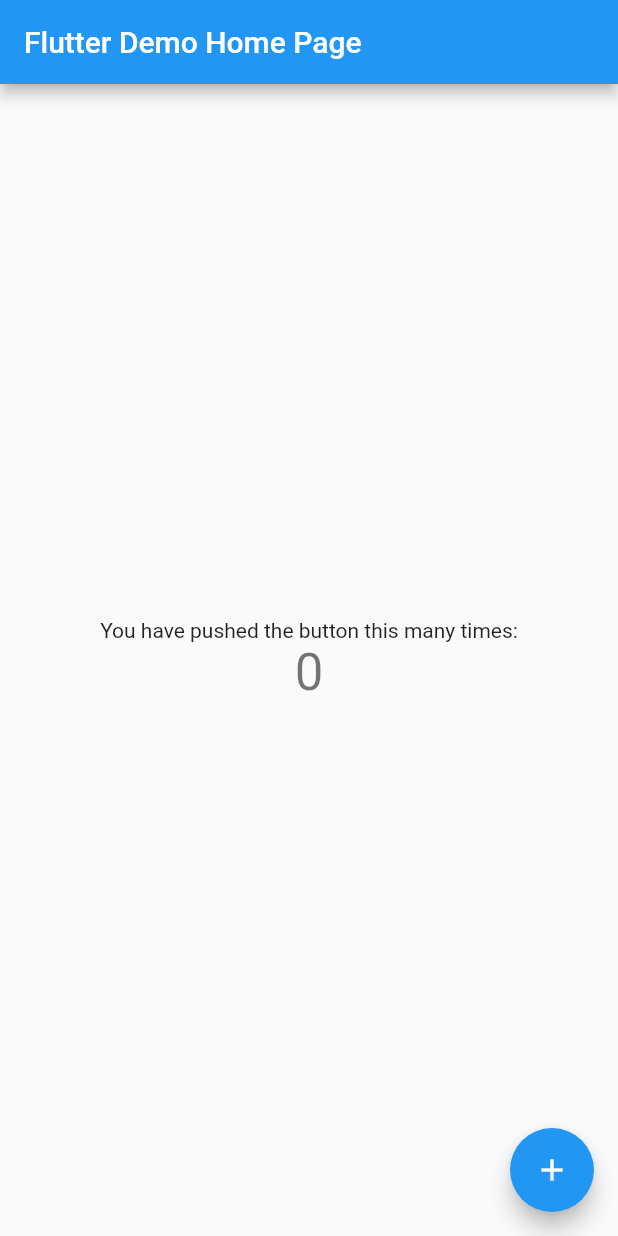
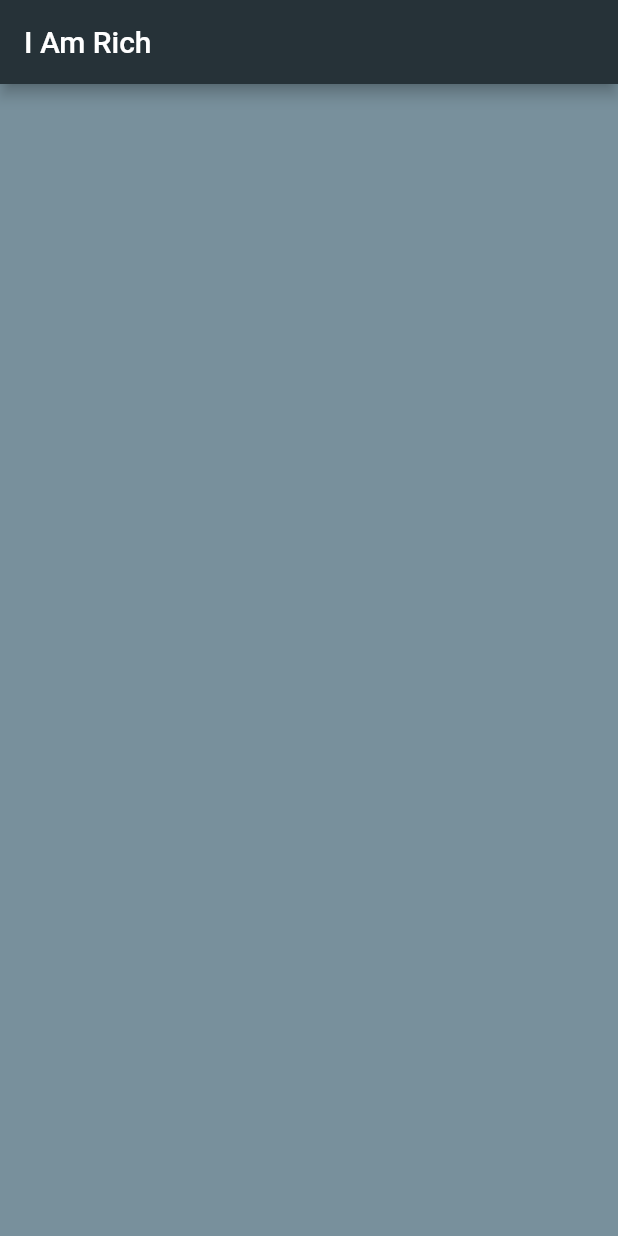
Before and after one commit to TshephangMogotsi/i_am_rich, a Flutter app: the screen it shows after launch, on a phone screen of 412 x 824 dp. Run offline on Flutter 3.47's test engine with Material 2 defaults, Android fonts, the phone set to English and light mode, and no system bars.

Commit message:
created an app bar and changed background color

```diff
--- a/lib/main.dart
+++ b/lib/main.dart
@@ -1,115 +1,16 @@
 import 'package:flutter/material.dart';
 
 void main() {
-  runApp(const MyApp());
+  runApp(
+    MaterialApp(
+      debugShowCheckedModeBanner: false,
+      home: Scaffold(
+        appBar: AppBar(
+          title: const Text("I Am Rich"),
+          backgroundColor: Colors.blueGrey[900],
+        ),
+        backgroundColor: Colors.blueGrey[400],
+      ),
+    ),
+  );
 }
-
-class MyApp extends StatelessWidget {
-  const MyApp({Key? key}) : super(key: key);
-
-  // This widget is the root of your application.
-  @override
-  Widget build(BuildContext context) {
-    return MaterialApp(
-      title: 'Flutter Demo',
-      theme: ThemeData(
-        // This is the theme of your application.
-        //
-        // Try running your application with "flutter run". You'll see the
-        // application has a blue toolbar. Then, without quitting the app, try
-        // changing the primarySwatch below to Colors.green and then invoke
-        // "hot reload" (press "r" in the console where you ran "flutter run",
-        // or simply save your changes to "hot reload" in a Flutter IDE).
-        // Notice that the counter didn't reset back to zero; the application
-        // is not restarted.
-        primarySwatch: Colors.blue,
-      ),
-      home: const MyHomePage(title: 'Flutter Demo Home Page'),
-    );
-  }
-}
-
-class MyHomePage extends StatefulWidget {
-  const MyHomePage({Key? key, required this.title}) : super(key: key);
-
-  // This widget is the home page of your application. It is stateful, meaning
-  // that it has a State object (defined below) that contains fields that affect
-  // how it looks.
-
-  // This class is the configuration for the state. It holds the values (in this
-  // case the title) provided by the parent (in this case the App widget) and
-  // used by the build method of the State. Fields in a Widget subclass are
-  // always marked "final".
-
-  final String title;
-
-  @override
-  State<MyHomePage> createState() => _MyHomePageState();
-}
-
-class _MyHomePageState extends State<MyHomePage> {
-  int _counter = 0;
-
-  void _incrementCounter() {
-    setState(() {
-      // This call to setState tells the Flutter framework that something has
-      // changed in this State, which causes it to rerun the build method below
-      // so that the display can reflect the updated values. If we changed
-      // _counter without calling setState(), then the build method would not be
-      // called again, and so nothing would appear to happen.
-      _counter++;
-    });
-  }
-
-  @override
-  Widget build(BuildContext context) {
-    // This method is rerun every time setState is called, for instance as done
-    // by the _incrementCounter method above.
-    //
-    // The Flutter framework has been optimized to make rerunning build methods
-    // fast, so that you can just rebuild anything that needs updating rather
-    // than having to individually change instances of widgets.
-    return Scaffold(
-      appBar: AppBar(
-        // Here we take the value from the MyHomePage object that was created by
-        // the App.build method, and use it to set our appbar title.
-        title: Text(widget.title),
-      ),
-      body: Center(
-        // Center is a layout widget. It takes a single child and positions it
-        // in the middle of the parent.
-        child: Column(
-          // Column is also a layout widget. It takes a list of children and
-          // arranges them vertically. By default, it sizes itself to fit its
-          // children horizontally, and tries to be as tall as its parent.
-          //
-          // Invoke "debug painting" (press "p" in the console, choose the
-          // "Toggle Debug Paint" action from the Flutter Inspector in Android
-          // Studio, or the "Toggle Debug Paint" command in Visual Studio Code)
-          // to see the wireframe for each widget.
-          //
-          // Column has various properties to control how it sizes itself and
-          // how it positions its children. Here we use mainAxisAlignment to
-          // center the children vertically; the main axis here is the vertical
-          // axis because Columns are vertical (the cross axis would be
-          // horizontal).
-          mainAxisAlignment: MainAxisAlignment.center,
-          children: <Widget>[
-            const Text(
-              'You have pushed the button this many times:',
-            ),
-            Text(
-              '$_counter',
-              style: Theme.of(context).textTheme.headline4,
-            ),
-          ],
-        ),
-      ),
-      floatingActionButton: FloatingActionButton(
-        onPressed: _incrementCounter,
-        tooltip: 'Increment',
-        child: const Icon(Icons.add),
-      ), // This trailing comma makes auto-formatting nicer for build methods.
-    );
-  }
-}
```
Also changed, not shown: 1 other file.
